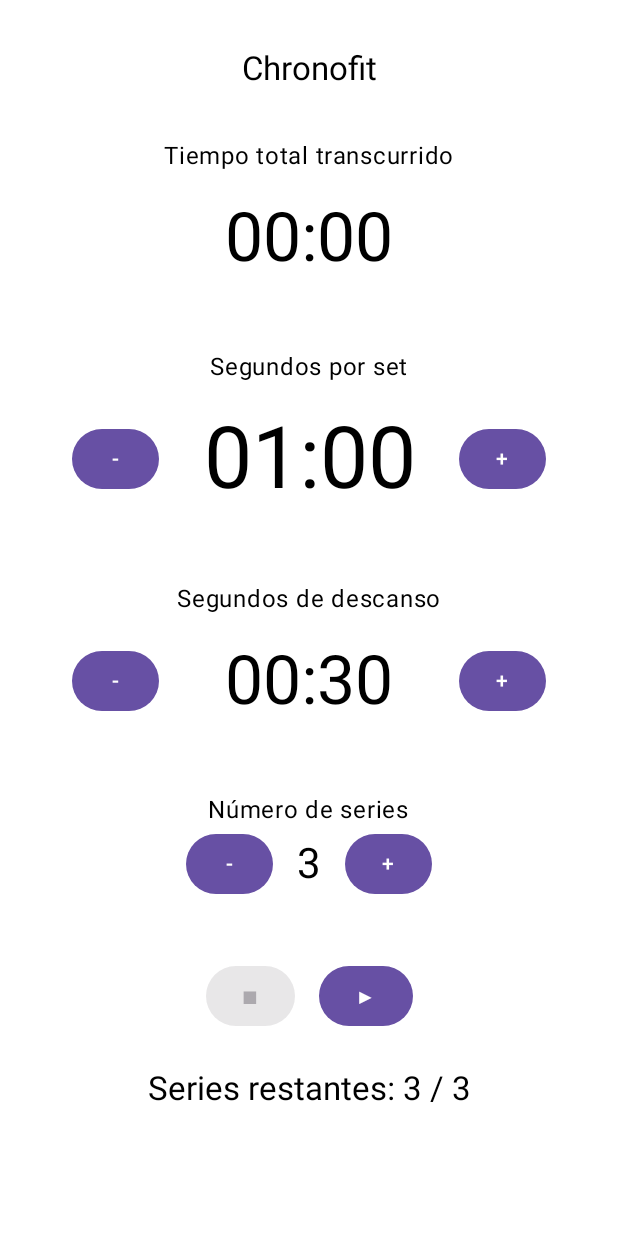
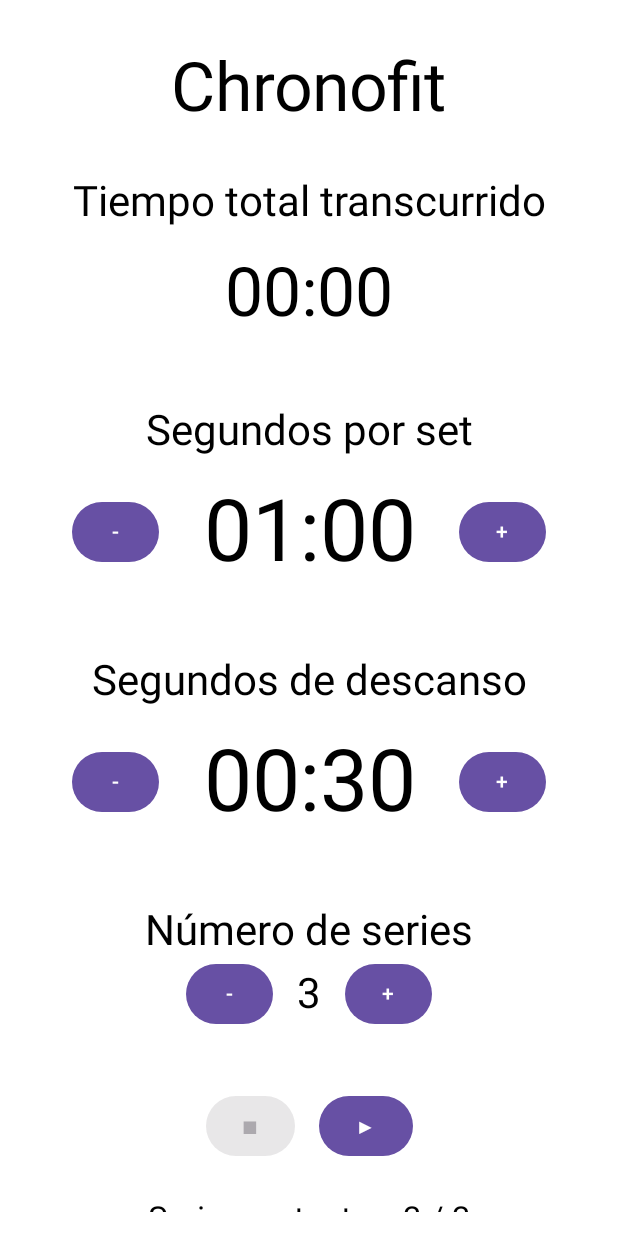
Before and after one commit to CarlosHernandezCR/Chrono-fit, an Android app built with Jetpack Compose: the @Preview function PantallaPrincipalPreview, on a phone screen of 412 x 824 dp. Run offline under Robolectric (Android 15) with nearby library versions, the phone set to English and light mode, and no system bars.

Commit message:
Cambio tamaño texto

```diff
--- a/Chrono_FitApp/app/src/main/java/com/example/chrono_fit_app/ui/screens/principal/PrincipalActivity.kt
+++ b/Chrono_FitApp/app/src/main/java/com/example/chrono_fit_app/ui/screens/principal/PrincipalActivity.kt
@@ -1,3 +1,5 @@
+package com.example.chrono_fit_app.ui.screens.principal
+
 import androidx.compose.foundation.layout.Arrangement
 import androidx.compose.foundation.layout.Column
 import androidx.compose.foundation.layout.Row
@@ -29,8 +31,6 @@
 import com.example.chrono_fit_app.common.Constants.SEGUNDOS_POR_SET
 import com.example.chrono_fit_app.common.Constants.TIEMPO_TOTAL_TRANSCURRIDO
 import com.example.chrono_fit_app.common.Constants.TITULO
-import com.example.chrono_fit_app.ui.screens.principal.PrincipalContract
-import com.example.chrono_fit_app.ui.screens.principal.PrincipalViewModel
 import kotlinx.coroutines.launch
 
 @Composable
@@ -133,17 +133,17 @@
     ) {
         Text(
             text = TITULO,
-            style = MaterialTheme.typography.titleLarge,
+            style = MaterialTheme.typography.displayMedium,
             modifier = Modifier.padding(top = 16.dp, bottom = 16.dp)
         )
 
-        Text(TIEMPO_TOTAL_TRANSCURRIDO, style = MaterialTheme.typography.bodyLarge)
+        Text(TIEMPO_TOTAL_TRANSCURRIDO, style = MaterialTheme.typography.headlineMedium)
         Text(
             text = formatSecondsToTime(tiempoActividadTotal),
             style = MaterialTheme.typography.displayMedium,
         )
         Spacer(modifier = Modifier.padding(8.dp))
-        Text(SEGUNDOS_POR_SET, style = MaterialTheme.typography.bodyLarge)
+        Text(SEGUNDOS_POR_SET, style = MaterialTheme.typography.headlineMedium)
         Row(
             verticalAlignment = Alignment.CenterVertically,
             horizontalArrangement = Arrangement.Center
@@ -179,7 +179,7 @@
         }
         Spacer(modifier = Modifier.padding(8.dp))
 
-        Text(SEGUNDOS_DE_DESCANSO, style = MaterialTheme.typography.bodyLarge)
+        Text(SEGUNDOS_DE_DESCANSO, style = MaterialTheme.typography.headlineMedium)
         Row(
             verticalAlignment = Alignment.CenterVertically,
             horizontalArrangement = Arrangement.Center
@@ -200,7 +200,7 @@
                 } else {
                     formatSecondsToTime(segundosDescanso)
                 },
-                style = MaterialTheme.typography.displayMedium,
+                style = MaterialTheme.typography.displayLarge,
                 textAlign = TextAlign.Center,
                 modifier = Modifier
                     .width(200.dp)
@@ -266,7 +266,7 @@
     max: Int = Int.MAX_VALUE
 ) {
     Column(modifier = modifier, horizontalAlignment = Alignment.CenterHorizontally) {
-        Text(label, style = MaterialTheme.typography.bodyLarge)
+        Text(label, style = MaterialTheme.typography.headlineMedium)
         Row(
             verticalAlignment = Alignment.CenterVertically,
             horizontalArrangement = Arrangement.spacedBy(16.dp)
```
